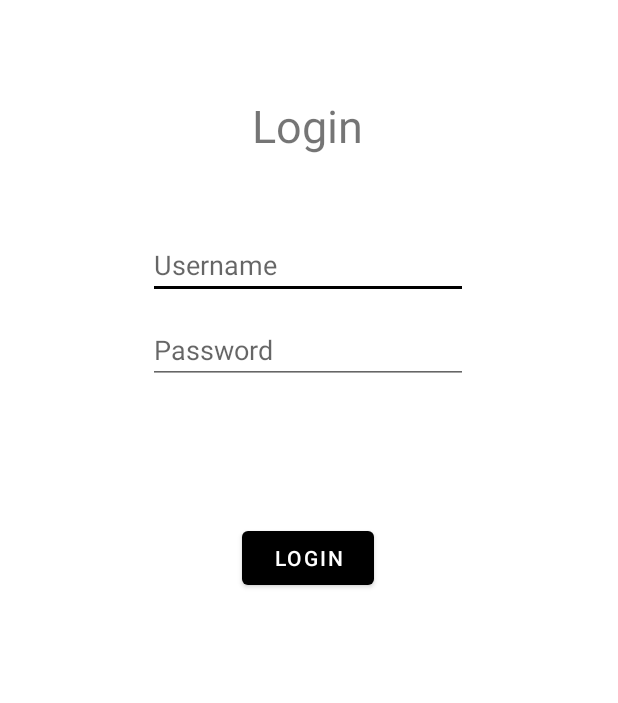
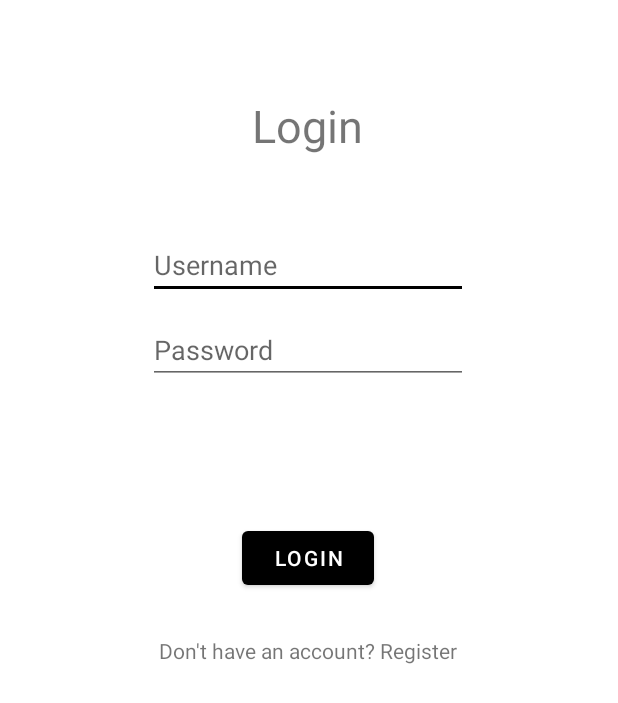
Before and after one commit to alejandrodapenasanz/OutOfMyChest, an Android app: the userLogin screen opened directly, with no data from a screen before it, on a phone screen of 412 x 824 dp. Shown: the top 703 px of the screen. Run offline under Robolectric (Android 15) with nearby library versions, the phone set to English and light mode, and no system bars; our stand-ins replace Firebase (no records; nobody signed in at launch, a user with empty details on screens opened directly).

```diff
--- a/app/src/main/AndroidManifest.xml
+++ b/app/src/main/AndroidManifest.xml
@@ -9,7 +9,8 @@
         android:roundIcon="@mipmap/ic_launcher_round"
         android:supportsRtl="true"
         android:theme="@style/Theme.OutOfMyChest">
-        <activity android:name=".userLogin"></activity>
+        <activity android:name=".userProfile"></activity>
+        <activity android:name=".userLogin" />
         <activity android:name=".userRegister" />
         <activity android:name=".MainActivity">
             <intent-filter>
--- a/app/src/main/java/com/androidpprog2/outofmychest/userLogin.java
+++ b/app/src/main/java/com/androidpprog2/outofmychest/userLogin.java
@@ -7,6 +7,7 @@ import android.content.Intent;
 import android.os.Bundle;
 import android.view.View;
 import android.widget.Button;
+import android.widget.ProgressBar;
 import android.widget.TextView;
 
 import com.google.firebase.database.DataSnapshot;
@@ -17,8 +18,9 @@ import com.google.firebase.database.Query;
 import com.google.firebase.database.ValueEventListener;
 
 public class userLogin extends AppCompatActivity {
-    TextView loginEmail,loginPasword;
+    TextView loginEmail,loginPasword, textRegister;
     Button btn_login;
+    ProgressBar progressBar;
     @Override
     protected void onCreate(Bundle savedInstanceState) {
         super.onCreate(savedInstanceState);
@@ -26,15 +28,32 @@ public class userLogin extends AppCompatActivity {
 
         loginEmail = (TextView)findViewById(R.id.loginUsername_Email);
         loginPasword = (TextView)findViewById(R.id.loginPassword);
+        textRegister = (TextView)findViewById(R.id.loginRegisterText);
 
         btn_login = (Button)findViewById(R.id.login_btn_login);
+
+        progressBar =(ProgressBar)findViewById(R.id.loginProgressBar);
 
         btn_login.setOnClickListener(new View.OnClickListener() {
             @Override
             public void onClick(View v) {
+                progressBar.setVisibility(View.VISIBLE);
                 loginUser();
+                progressBar.setVisibility(View.GONE);
             }
         });
+
+        textRegister.setOnClickListener(new View.OnClickListener() {
+            @Override
+            public void onClick(View v) {
+                openRegister();
+            }
+        });
+    }
+
+    private void openRegister(){
+        Intent intent = new Intent(this, userRegister.class);
+        userLogin.this.startActivity(intent);
     }
 
     private void loginUser(){
--- a/app/src/main/res/layout/activity_user_login.xml
+++ b/app/src/main/res/layout/activity_user_login.xml
@@ -60,4 +60,29 @@
         app:layout_constraintStart_toStartOf="parent"
         app:layout_constraintTop_toBottomOf="@+id/loginUsername_Email"
         app:layout_constraintVertical_bias="1.0" />
+
+    <TextView
+        android:id="@+id/loginRegisterText"
+        android:layout_width="wrap_content"
+        android:layout_height="wrap_content"
+        android:text="Don't have an account? Register"
+        app:layout_constraintBottom_toBottomOf="parent"
+        app:layout_constraintEnd_toEndOf="parent"
+        app:layout_constraintHorizontal_bias="0.498"
+        app:layout_constraintStart_toStartOf="parent"
+        app:layout_constraintTop_toBottomOf="@+id/login_btn_login"
+        app:layout_constraintVertical_bias="0.068" />
+
+    <ProgressBar
+        android:id="@+id/loginProgressBar"
+        style="?android:attr/progressBarStyle"
+        android:layout_width="27dp"
+        android:layout_height="47dp"
+        android:visibility="gone"
+        app:layout_constraintBottom_toBottomOf="parent"
+        app:layout_constraintEnd_toEndOf="parent"
+        app:layout_constraintHorizontal_bias="0.498"
+        app:layout_constraintStart_toStartOf="parent"
+        app:layout_constraintTop_toTopOf="parent"
+        app:layout_constraintVertical_bias="0.303" />
 </androidx.constraintlayout.widget.ConstraintLayout>
```
Also changed, not shown: app/src/main/java/com/androidpprog2/outofmychest/userProfile.java (added, +14 -0 lines), app/src/main/java/com/androidpprog2/outofmychest/userRegister.java (+16 -2 lines), app/src/main/res/layout/activity_user_profile.xml (added, +20 -0 lines).
